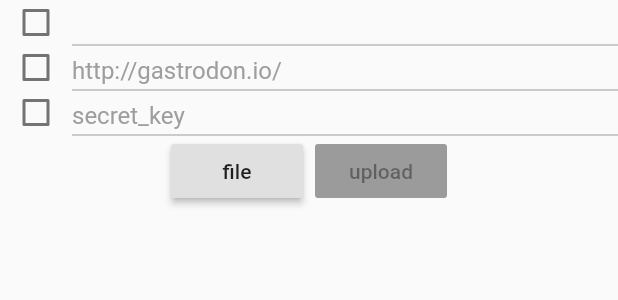
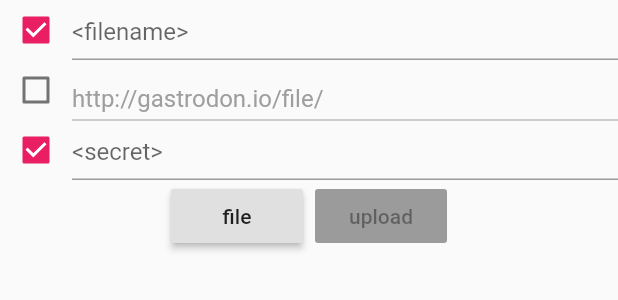
Before and after one commit to gastrodon/butterfree, a Flutter app: the UploadPanel widget shown alone on an empty page, opened directly, on a phone screen of 412 x 824 dp. Shown: the top 300 px of the screen. Run offline on Flutter 3.47's test engine with Material 2 defaults, Android fonts, the phone set to English and light mode, and no system bars; our stand-ins replace file_picker.

Commit message:
OptionalText use InputDecoration
When some OptionalText is enabled and empty, display a hint text
describing what this value is for.

When some OptionalText is empty by default, enable it for editing by
default

```diff
--- a/lib/upload.dart
+++ b/lib/upload.dart
@@ -26,11 +26,10 @@ class _UploadPanelState extends State<UploadPanel> {
     ),
     "host": OptionalTextConfig(
       target: "host",
-      defaultValue: "http://gastrodon.io/",
+      defaultValue: "http://gastrodon.io/file/",
     ),
     "secret": OptionalTextConfig(
       target: "secret",
-      defaultValue: "secret_key",
     ),
   };
 
@@ -56,14 +55,18 @@ class _UploadPanelState extends State<UploadPanel> {
 
   void uploadFile() async {
     // TODO to be implemented
-    print("uploadFile");
-    print(_optionalTextConfigs.values.map((it) => it.value).toList());
-    util.ferrothornUpload(
-      "http://gastrodon.io/file/",
-      "secret_key",
-      "",
-      _filepath,
+    List<String> textValues = _optionalTextConfigs.values
+        .map((it) => it.value)
+        .toList(growable: false);
+    print(textValues);
+    var v = await util.ferrothornUpload(
+      filename: textValues[0],
+      url: textValues[1],
+      secret: textValues[2],
+      filepath: _filepath,
     );
+
+    print(await v.stream.bytesToString());
   }
 
   _UploadPanelState() {
@@ -133,7 +136,7 @@ class OptionalText extends StatefulWidget {
 }
 
 class _OptionalTextState extends State<OptionalText> {
-  bool _checked = false;
+  bool _checked;
   String _value = "";
   TextEditingController _textController;
 
@@ -141,6 +144,7 @@ class _OptionalTextState extends State<OptionalText> {
   void initState() {
     _textController = TextEditingController();
     _textController.text = widget.value;
+    _checked = _textController.text.length == 0;
   }
 
   @override
@@ -164,6 +168,15 @@ class _OptionalTextState extends State<OptionalText> {
     await widget.textChanged(value);
   }
 
+  InputDecoration get labelDecoration {
+    return InputDecoration(
+      labelStyle: TextStyle(
+        color: Colors.black.withOpacity(.2),
+      ),
+      hintText: _checked ? "<${widget.target}>" : null,
+    );
+  }
+
   TextField get textFieldBuild {
     //  TODO subclass TextField to accept
     //  an onEnabled callback to request focus when enabled
@@ -175,6 +188,7 @@ class _OptionalTextState extends State<OptionalText> {
       enabled: _checked,
       controller: _textController,
       onChanged: textChanged,
+      decoration: labelDecoration,
     );
   }
 
@@ -188,7 +202,7 @@ class _OptionalTextState extends State<OptionalText> {
   @override
   Widget build(BuildContext context) {
     return SizedBox(
-      height: 30,
+      height: 40,
       child: Row(
         children: <Widget>[
           checkboxBuilt,
```
